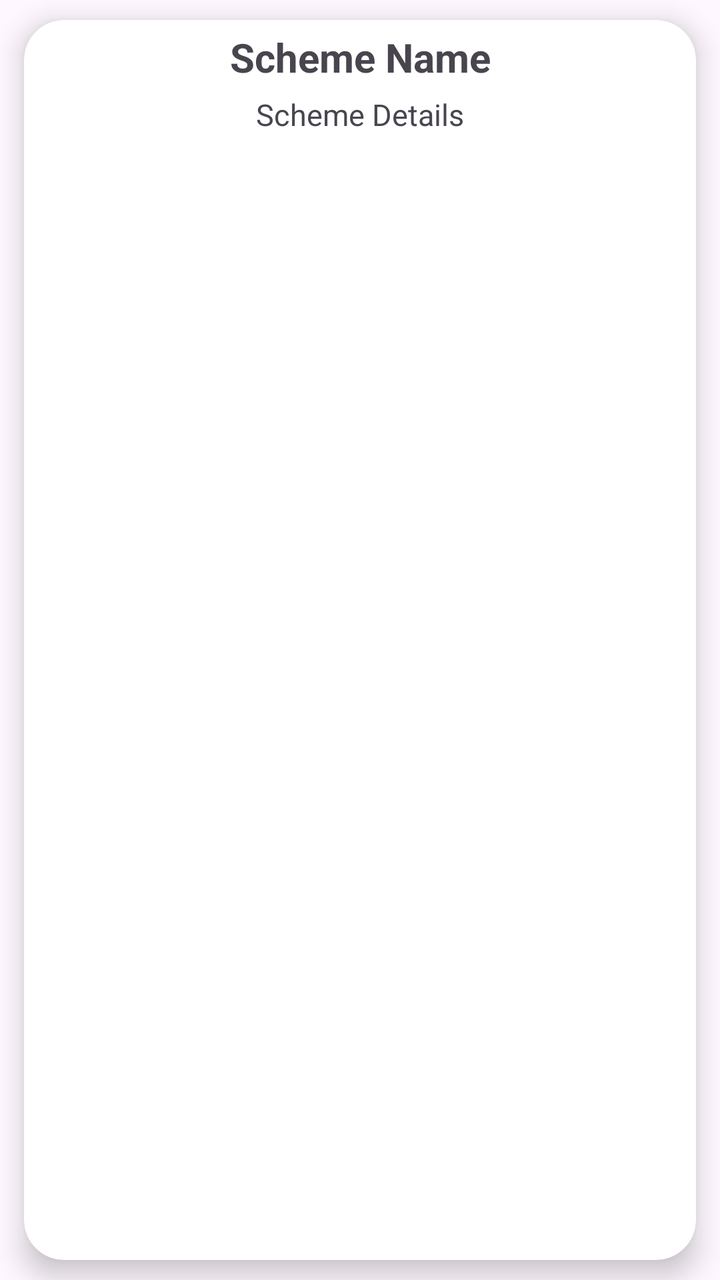
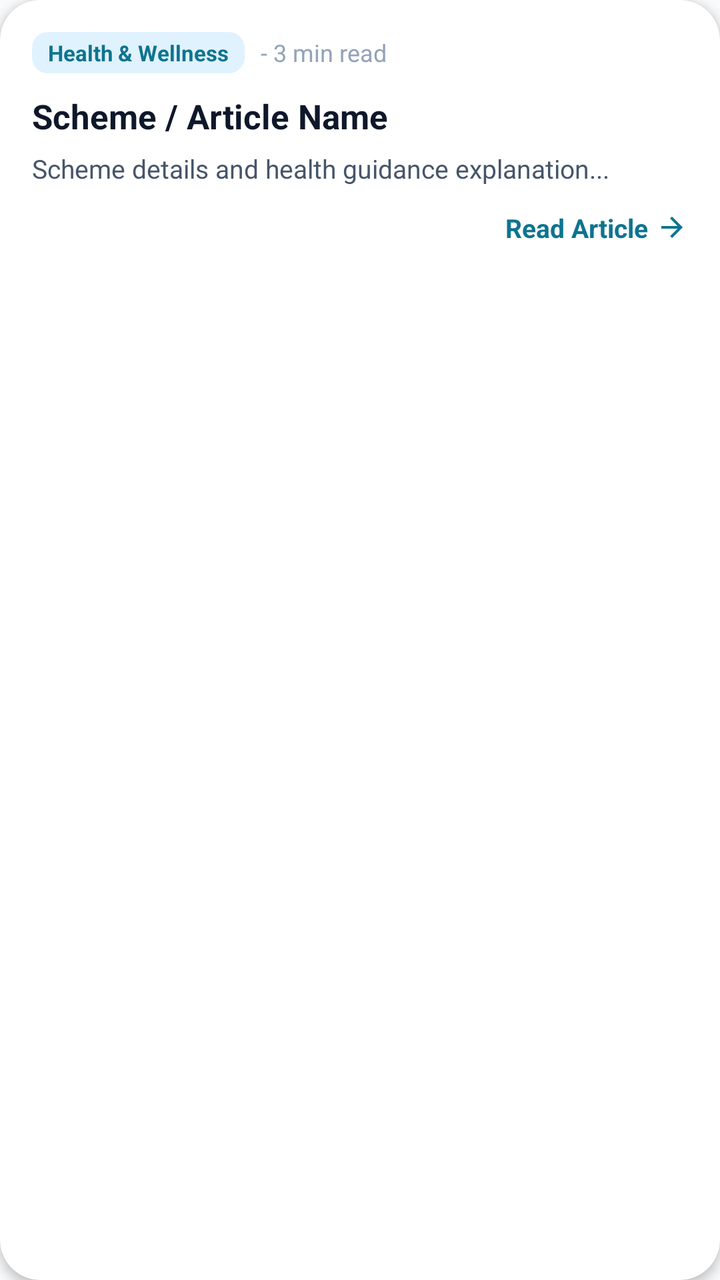

Before-and-after screenshots of an Android layout around one commit, followed by the original layout XML and the change that was made.
<!-- AndroidManifest.xml: application theme Theme.CARENEST -->
<!-- res/layout/healtheducationlayout.xml -->
<?xml version="1.0" encoding="utf-8"?>
<RelativeLayout
    xmlns:tools="http://schemas.android.com/tools"
    xmlns:android="http://schemas.android.com/apk/res/android"
    xmlns:app="http://schemas.android.com/apk/res-auto"
    android:layout_height="wrap_content"
    android:layout_width="match_parent"
    >
    <androidx.cardview.widget.CardView
        android:layout_marginStart="12dp"
        android:layout_marginEnd="12dp"
        android:layout_marginVertical="10dp"
        android:layout_marginHorizontal="10dp"
        app:cardCornerRadius="20dp"
        app:cardElevation="8dp"
        android:layout_width="match_parent"
        android:layout_height="match_parent">
        
        
        
        

        
        
        
        
        
        
        

        
        
        
        
        
        
        
        
        
        
        <LinearLayout
        android:layout_width="match_parent"
        android:layout_height="wrap_content"
        android:orientation="vertical">
        <TextView
            android:id="@+id/textviewgovernmentscheme"
            android:layout_width="match_parent"
            android:layout_height="wrap_content"
            android:text="Scheme Name"
            android:textStyle="bold"
            android:textAlignment="center"
            android:textSize="20dp"
            android:paddingTop="5dp"
            android:paddingLeft="5dp"
            android:paddingRight="5dp"/>

        <TextView
            android:id="@+id/textviewgovernmentschemeDescription"
            android:layout_width="match_parent"
            android:layout_height="wrap_content"
            android:text="Scheme Details"
            android:paddingTop="5dp"
            android:paddingRight="5dp"
            android:textAlignment="center"
            android:textSize="15dp"
            android:paddingLeft="5dp"
            android:layout_gravity="bottom"
            android:textAppearance="?android:attr/textAppearanceSmall"
            tools:ignore="RtlCompat" />
    </LinearLayout>


    </androidx.cardview.widget.CardView>
</RelativeLayout>
<!-- resources referenced by this layout -->
<resources>
  <style name="Theme.CARENEST" parent="Base.Theme.CARENEST" />
  <style name="Base.Theme.CARENEST" parent="Theme.Material3.DayNight.NoActionBar">
          
          
      </style>
</resources>

<!-- the commit's change to res/layout/healtheducationlayout.xml (unified diff, before → after) -->
@@ -1,74 +1,98 @@
 <?xml version="1.0" encoding="utf-8"?>
-<RelativeLayout
+<androidx.cardview.widget.CardView xmlns:android="http://schemas.android.com/apk/res/android"
+    xmlns:app="http://schemas.android.com/apk/res-auto"
     xmlns:tools="http://schemas.android.com/tools"
-    xmlns:android="http://schemas.android.com/apk/res/android"
-    xmlns:app="http://schemas.android.com/apk/res-auto"
+    android:layout_width="match_parent"
     android:layout_height="wrap_content"
-    android:layout_width="match_parent"
-    >
-    <androidx.cardview.widget.CardView
-        android:layout_marginStart="12dp"
-        android:layout_marginEnd="12dp"
-        android:layout_marginVertical="10dp"
-        android:layout_marginHorizontal="10dp"
-        app:cardCornerRadius="20dp"
-        app:cardElevation="8dp"
+    android:layout_marginHorizontal="6dp"
+    android:layout_marginVertical="6dp"
+    app:cardCornerRadius="20dp"
+    app:cardElevation="3dp"
+    app:cardBackgroundColor="@color/surface">
+
+    <LinearLayout
         android:layout_width="match_parent"
-        android:layout_height="match_parent">
-        
-        
-        
-        
+        android:layout_height="wrap_content"
+        android:orientation="vertical"
+        android:padding="16dp"
+        android:foreground="?attr/selectableItemBackground">
 
         
-        
-        
-        
-        
-        
-        
+        <LinearLayout
+            android:layout_width="match_parent"
+            android:layout_height="wrap_content"
+            android:gravity="center_vertical"
+            android:orientation="horizontal">
+
+            <TextView
+                android:layout_width="wrap_content"
+                android:layout_height="wrap_content"
+                android:background="@drawable/bg_badge_teal"
+                android:paddingHorizontal="8dp"
+                android:paddingVertical="3dp"
+                android:text="Health &amp; Wellness"
+                android:textColor="@color/primary"
+                android:textSize="11sp"
+                android:textStyle="bold" />
+
+            <TextView
+                android:layout_width="wrap_content"
+                android:layout_height="wrap_content"
+                android:layout_marginStart="8dp"
+                android:text="- 3 min read"
+                android:textColor="@color/text_muted"
+                android:textSize="12sp" />
+        </LinearLayout>
 
         
-        
-        
-        
-        
-        
-        
-        
-        
-        
-        <LinearLayout
-        android:layout_width="match_parent"
-        android:layout_height="wrap_content"
-        android:orientation="vertical">
         <TextView
             android:id="@+id/textviewgovernmentscheme"
             android:layout_width="match_parent"
             android:layout_height="wrap_content"
-            android:text="Scheme Name"
-            android:textStyle="bold"
-            android:textAlignment="center"
-            android:textSize="20dp"
-            android:paddingTop="5dp"
-            android:paddingLeft="5dp"
-            android:paddingRight="5dp"/>
+            android:layout_marginTop="10dp"
+            android:ellipsize="end"
+            android:maxLines="2"
+            android:text="Scheme / Article Name"
+            android:textColor="@color/text_primary"
+            android:textSize="17sp"
+            android:textStyle="bold" />
 
+        
         <TextView
             android:id="@+id/textviewgovernmentschemeDescription"
             android:layout_width="match_parent"
             android:layout_height="wrap_content"
-            android:text="Scheme Details"
-            android:paddingTop="5dp"
-            android:paddingRight="5dp"
-            android:textAlignment="center"
-            android:textSize="15dp"
-            android:paddingLeft="5dp"
-            android:layout_gravity="bottom"
-            android:textAppearance="?android:attr/textAppearanceSmall"
-            tools:ignore="RtlCompat" />
+            android:layout_marginTop="6dp"
+            android:ellipsize="end"
+            android:lineSpacingExtra="2dp"
+            android:maxLines="3"
+            android:text="Scheme details and health guidance explanation..."
+            android:textColor="@color/text_secondary"
+            android:textSize="13sp" />
+
+        
+        <LinearLayout
+            android:layout_width="match_parent"
+            android:layout_height="wrap_content"
+            android:layout_marginTop="12dp"
+            android:gravity="end|center_vertical"
+            android:orientation="horizontal">
+
+            <TextView
+                android:layout_width="wrap_content"
+                android:layout_height="wrap_content"
+                android:text="Read Article"
+                android:textColor="@color/primary"
+                android:textSize="13sp"
+                android:textStyle="bold" />
+
+            <ImageView
+                android:layout_width="16dp"
+                android:layout_height="16dp"
+                android:layout_marginStart="4dp"
+                android:src="@drawable/ic_arrow_forward"
+                app:tint="@color/primary" />
+        </LinearLayout>
+
     </LinearLayout>
-
-
-    </androidx.cardview.widget.CardView>
-</RelativeLayout>
+</androidx.cardview.widget.CardView>
<!-- resource entries referenced after the edit -->
@@ -1,9 +1,60 @@
 <!-- resources referenced by this layout -->
 <resources>
+  <color name="primary">#0E7490</color>
+  <color name="surface">#FFFFFF</color>
+  <color name="text_muted">#94A3B8</color>
+  <color name="text_primary">#0F172A</color>
+  <color name="text_secondary">#475569</color>
+  <!-- drawable bg_badge_teal (drawable) -->
+  <?xml version="1.0" encoding="utf-8"?>
+  <shape xmlns:android="http://schemas.android.com/apk/res/android">
+      <solid android:color="@color/primary_container"/>
+      <corners android:radius="8dp"/>
+  </shape>
+  <!-- drawable ic_arrow_forward (drawable) -->
+  <vector xmlns:android="http://schemas.android.com/apk/res/android"
+      android:width="24dp"
+      android:height="24dp"
+      android:viewportWidth="24"
+      android:viewportHeight="24">
+      <path
+          android:fillColor="@color/text_primary"
+          android:pathData="M12,4l-1.41,1.41L16.17,11H4v2h12.17l-5.58,5.59L12,20l8,-8z"/>
+  </vector>
   <style name="Theme.CARENEST" parent="Base.Theme.CARENEST" />
+  <color name="primary_container">#E0F2FE</color>
   <style name="Base.Theme.CARENEST" parent="Theme.Material3.DayNight.NoActionBar">
           
+          <item name="colorPrimary">@color/primary</item>
+          <item name="colorOnPrimary">@color/white</item>
+          <item name="colorPrimaryContainer">@color/primary_container</item>
+          <item name="colorOnPrimaryContainer">@color/on_primary_container</item>
+  
+          <item name="colorSecondary">@color/secondary</item>
+          <item name="colorOnSecondary">@color/white</item>
+          <item name="colorSecondaryContainer">@color/secondary_container</item>
+          <item name="colorOnSecondaryContainer">@color/on_secondary_container</item>
+  
+          <item name="android:colorBackground">@color/background</item>
+          <item name="colorSurface">@color/surface</item>
+          <item name="colorOnSurface">@color/text_primary</item>
+          <item name="colorSurfaceVariant">@color/surface_variant</item>
+          <item name="colorOnSurfaceVariant">@color/text_secondary</item>
+  
+          <item name="colorOutline">@color/divider</item>
+  
           
+          <item name="android:statusBarColor">@color/surface</item>
+          <item name="android:windowLightStatusBar">true</item>
+          <item name="android:navigationBarColor">@color/surface</item>
       </style>
+  <color name="white">#FFFFFF</color>
+  <color name="on_primary_container">#0C4A6E</color>
+  <color name="secondary">#0284C7</color>
+  <color name="secondary_container">#BAE6FD</color>
+  <color name="on_secondary_container">#0369A1</color>
+  <color name="background">#F8FAFC</color>
+  <color name="surface_variant">#F1F5F9</color>
+  <color name="divider">#E2E8F0</color>
 </resources>
 
